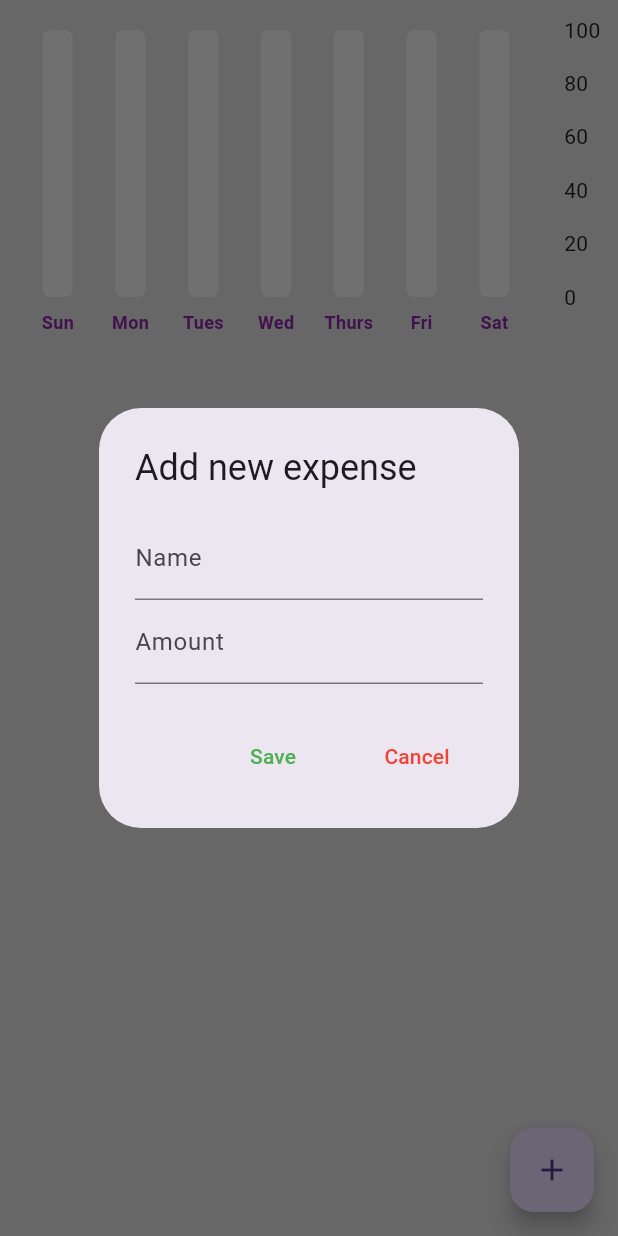
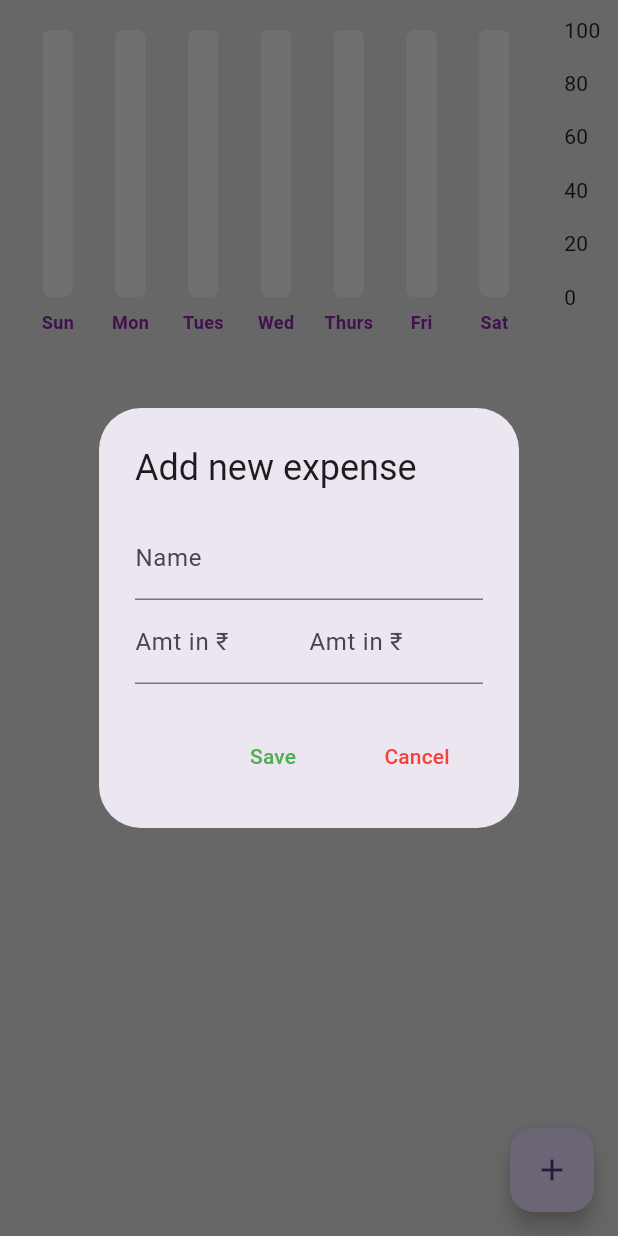
Before and after one commit to samrocks03/Expense-Tracker, a Flutter app: the screen it shows after launch, after a tap on the "add" icon, on a phone screen of 412 x 824 dp. Run offline on Flutter 3.47's test engine with Material 3 defaults, Android fonts, the phone set to English and light mode, and no system bars; drawn by our look-alikes of fl_chart; our stand-ins replace google_fonts; Roboto replaces fonts that are missing (Abel).

Commit message:
style: Refactor input decoration and text fields in HomePage
Refactored input decoration and text fields in the 'HomePage' widget, enhancing code readability and consistency.

 Introduced a dedicated function for input decoration and adjusted the styling for better visual cohesion.

```diff
--- a/expensetracker/lib/pages/home_page.dart
+++ b/expensetracker/lib/pages/home_page.dart
@@ -18,15 +18,25 @@ class HomePage extends StatefulWidget {
 
 class _HomePageState extends State<HomePage> {
 
+  // input-decoration for Dialog box
+  InputDecoration input_decoration(String name){
+    return InputDecoration(
+              labelText: name,
+              hintStyle:  GoogleFonts.gochiHand());
+
+  }
+
   // Textcontrollers : to access the text, user has entered into the TextField
   final new_ExpenseController = TextEditingController();
-  final new_Expense_AmountController = TextEditingController();
+  final new_Expense_AmountRupeeController = TextEditingController();
+  final new_Expense_AmountPaisaController = TextEditingController();
 
   void save(){
     // Creating the expense item
+    String total_amount = "${new_Expense_AmountRupeeController.text}. ${new_Expense_AmountPaisaController.text}";
     ExpenseItem newExpenseItem = ExpenseItem(
           name: new_ExpenseController.text,
-          amount: new_Expense_AmountController.text,
+          amount: total_amount,
           dateTime: DateTime.now());
 
     Provider.of<ExpenseData>(context,listen: false).addNewExpense(newExpenseItem);
@@ -42,7 +52,8 @@ class _HomePageState extends State<HomePage> {
 
   void clear(){
     new_ExpenseController.clear();
-    new_Expense_AmountController.clear();
+    new_Expense_AmountRupeeController.clear();
+    new_Expense_AmountPaisaController.clear();
   }
   void addNewExpense(){
     showDialog(
@@ -55,22 +66,33 @@ class _HomePageState extends State<HomePage> {
           children: [
 
             // Expense name
-            TextField( controller: new_ExpenseController,
-            style:  GoogleFonts.gochiHand(),
-            decoration: InputDecoration(
-              labelText: "Name",
-              hintStyle:  GoogleFonts.gochiHand())
-            ),
+            TextField(
+              keyboardType: TextInputType.multiline,
+              controller: new_ExpenseController,
+              decoration: input_decoration("Name")),
 
 
             // Expense amount
-            TextField( controller: new_Expense_AmountController,
-            decoration: InputDecoration(
-              labelText: "Amount",
-              hintStyle:  GoogleFonts.gochiHand())
+            Row(
+              children: [
+                // Rupee
+                Expanded(
+                  child: TextField(
+                    keyboardType: TextInputType.number,
+                    controller: new_Expense_AmountRupeeController,
+                    decoration: input_decoration("Amt in ₹")),
                 ),
 
+                // Paisaa
+                Expanded(
+                  child: TextField(
+                    keyboardType: TextInputType.number,
+                    controller: new_Expense_AmountPaisaController,
+                    decoration: input_decoration("Amt in ₹")),
+                ),
 
+              ]
+            )
           ],
         ),
 
@@ -80,8 +102,8 @@ class _HomePageState extends State<HomePage> {
               child: Text("Save",
                       style:  GoogleFonts.aDLaMDisplay(
                         color: Colors.green
-            )
-            )),
+                    ))
+              ),
 
             // Cancel Button
             MaterialButton(onPressed: cancel,
```
Lines whose indentation alone changed are shown as unchanged.
